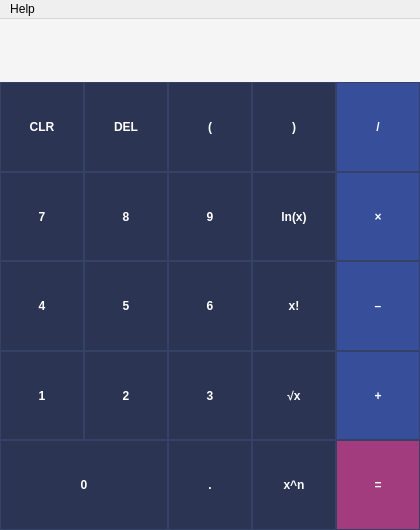
Before: the Qt Designer form src/mainwindow.ui in mstrlc/candycalc, drawn with Qt 5.
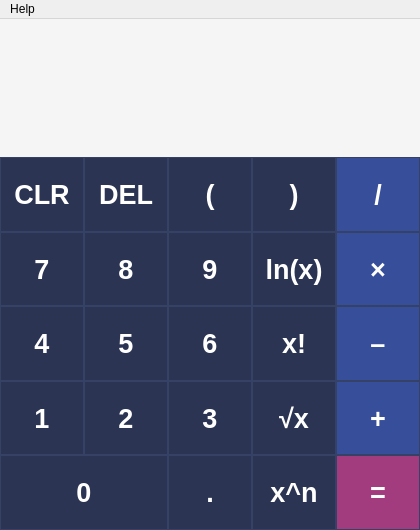
After: the same form once the commit is applied. Icons and pictures are not drawn.

Commit message: edit GUI font to default system font

```diff
--- a/src/mainwindow.ui
+++ b/src/mainwindow.ui
@@ -48,7 +48,7 @@
   </property>
   <property name="styleSheet">
    <string notr="true">QLabel#labelMain {
-	font: 52pt &quot;SF Mono&quot;;
+	font: 46pt ;
 	font-weight: 1000;
 	color: #1D1D1D;
 	padding-top: 5px;
@@ -56,14 +56,14 @@
 }
 
 QLabel#labelSecond {
-	font: 22pt &quot;SF Mono&quot;;
+	font: 22pt;
 	font-weight: 400;
 	color: #374F9A;
 	padding-top: 20px;
 }
 
 QPushButton {
-	font: 22pt &quot;SF Mono&quot;;
+	font: 20pt;
 	color: #FFFFFF;
 	font-weight: 600;
 	background-color: #2B3452;
```
Left out of the diff: 4 changed lines with no effect on the pictures. The commit also changes 1 other file.
